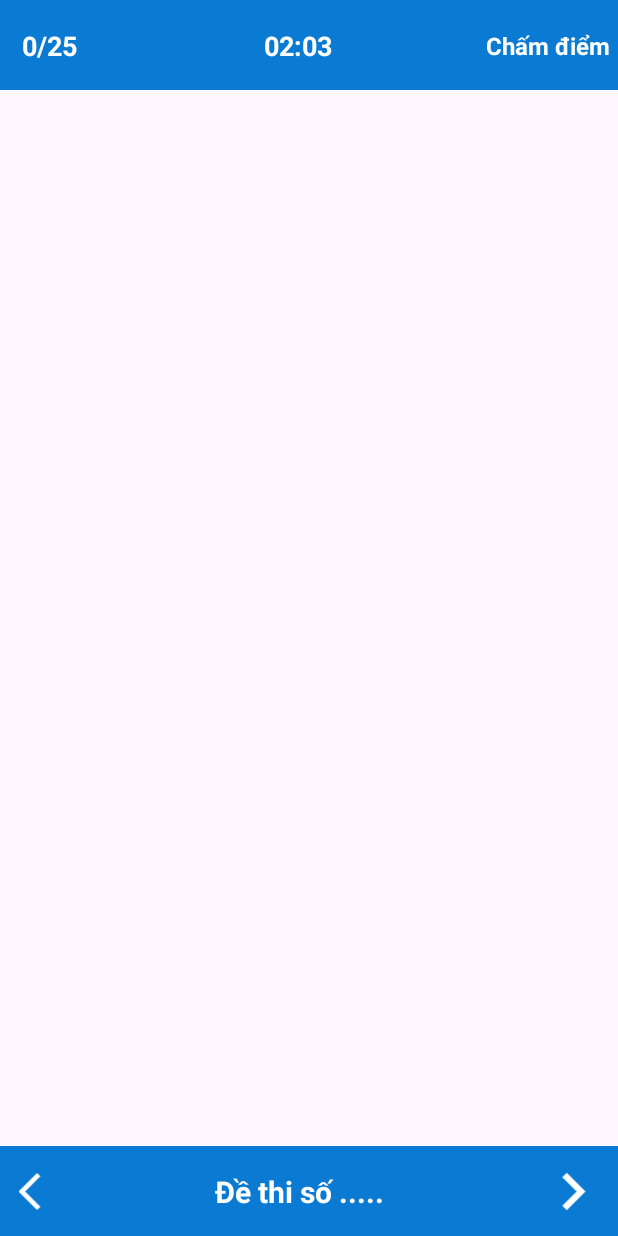
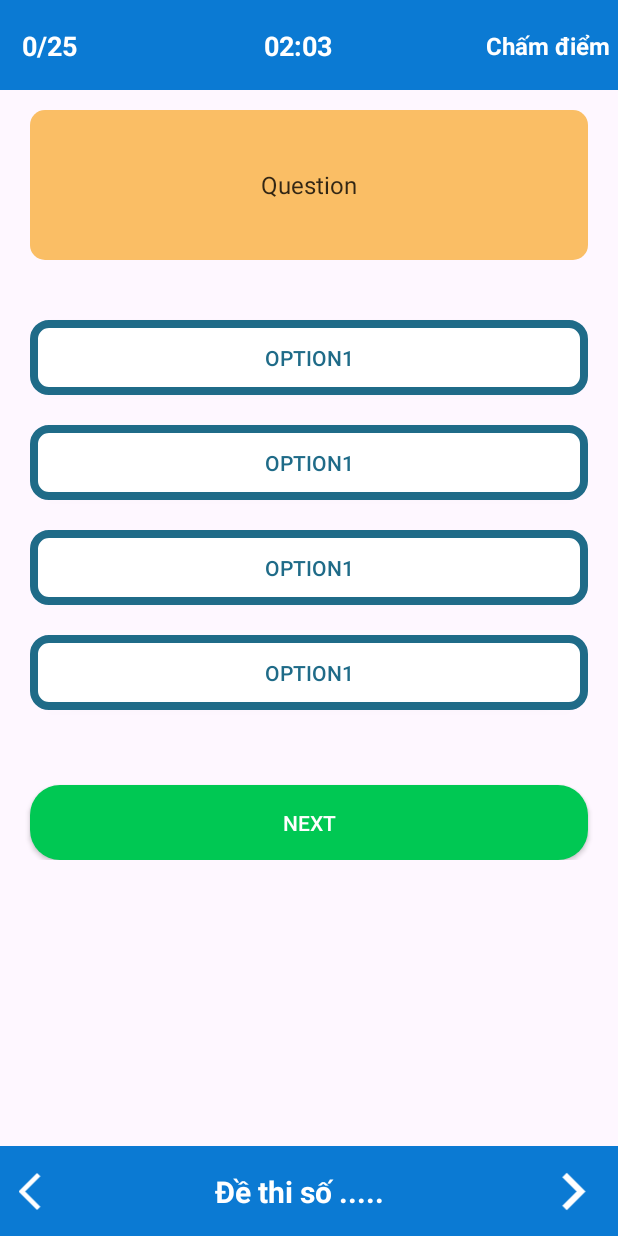
Before and after one commit to trieutct/BTL_LapTrinhMobile, an Android app: the TrangThiActivity screen opened directly, with no data from a screen before it, on a phone screen of 412 x 824 dp. Run offline under Robolectric (Android 15) with nearby library versions, the light colour scheme and no system bars.

Commit message:
done giao diện trang thi( chọn đáp án đúng)

```diff
--- a/app/src/main/java/com/example/app_thibanglaixe/Adapter/DeThiAdapter.java
+++ b/app/src/main/java/com/example/app_thibanglaixe/Adapter/DeThiAdapter.java
@@ -5,6 +5,7 @@
 import android.view.View;
 import android.view.ViewGroup;
 import android.widget.TextView;
+import android.widget.Toast;
 
 import androidx.annotation.NonNull;
 import androidx.recyclerview.widget.RecyclerView;
@@ -33,7 +34,7 @@
         holder.examNameTextView.setOnClickListener(new View.OnClickListener() {
             @Override
             public void onClick(View view) {
-
+                Toast.makeText(view.getContext(), exam.getTenDeThi(), Toast.LENGTH_SHORT).show();
             }
         });
     }
--- a/app/src/main/java/com/example/app_thibanglaixe/Model/Question.java
+++ b/app/src/main/java/com/example/app_thibanglaixe/Model/Question.java
@@ -4,7 +4,6 @@
     private long id;
     private String maDeThi;
     private String noiDungCauHoi;
-
     public Question() {
     }
 
--- a/app/src/main/java/com/example/app_thibanglaixe/Model/Test.java
+++ /dev/null
@@ -1,44 +0,0 @@
-package com.example.app_thibanglaixe.Model;
-
-public class Test {
-    String image,Ten,NoiDung,Ngay;
-
-    public Test(String image, String ten, String noiDung, String ngay) {
-        this.image = image;
-        Ten = ten;
-        NoiDung = noiDung;
-        Ngay = ngay;
-    }
-
-    public String getImage() {
-        return image;
-    }
-
-    public void setImage(String image) {
-        this.image = image;
-    }
-
-    public String getTen() {
-        return Ten;
-    }
-
-    public void setTen(String ten) {
-        Ten = ten;
-    }
-
-    public String getNoiDung() {
-        return NoiDung;
-    }
-
-    public void setNoiDung(String noiDung) {
-        NoiDung = noiDung;
-    }
-
-    public String getNgay() {
-        return Ngay;
-    }
-
-    public void setNgay(String ngay) {
-        Ngay = ngay;
-    }
-}
--- /dev/null
+++ b/app/src/main/res/drawable/background_question_content.xml
@@ -0,0 +1,6 @@
+<?xml version="1.0" encoding="utf-8"?>
+<shape xmlns:android="http://schemas.android.com/apk/res/android"
+    android:shape="rectangle">
+    <solid android:color="#FABE65"/>
+    <corners android:radius="10dp"/>
+</shape>
--- /dev/null
+++ b/app/src/main/res/drawable/round_back_nextbutton.xml
@@ -0,0 +1,6 @@
+<?xml version="1.0" encoding="utf-8"?>
+<shape xmlns:android="http://schemas.android.com/apk/res/android"
+    android:shape="rectangle">
+    <solid android:color="#00C853"></solid>
+    <corners android:radius="20dp"/>
+</shape>
--- /dev/null
+++ b/app/src/main/res/drawable/round_back_options.xml
@@ -0,0 +1,8 @@
+<?xml version="1.0" encoding="utf-8"?>
+<shape xmlns:android="http://schemas.android.com/apk/res/android"
+    android:shape="rectangle">
+    <solid android:color="#FFFF"/>
+    <stroke android:color="#1F6B88"
+        android:width="5dp"/>
+    <corners android:radius="10dp"/>
+</shape>
--- a/app/src/main/res/layout/activity_trang_thi.xml
+++ b/app/src/main/res/layout/activity_trang_thi.xml
@@ -57,14 +57,111 @@
             app:layout_constraintStart_toEndOf="@+id/txtThoiGianThi"
             app:layout_constraintTop_toTopOf="parent" />
     </androidx.constraintlayout.widget.ConstraintLayout>
+    <androidx.constraintlayout.widget.ConstraintLayout
+        android:id="@+id/content"
+        android:layout_width="match_parent"
+        android:layout_height="500dp"
+        app:layout_constraintVertical_bias="0.05"
+        app:layout_constraintBottom_toBottomOf="parent"
+        app:layout_constraintEnd_toEndOf="parent"
+        app:layout_constraintStart_toStartOf="parent"
+        app:layout_constraintTop_toBottomOf="@+id/constraintLayout_header"
+        >
 
+        <TextView
+            android:id="@+id/questionContent"
+            android:layout_width="match_parent"
+            android:layout_height="wrap_content"
+            android:layout_marginStart="20dp"
+            android:layout_marginEnd="20dp"
+            android:background="@drawable/background_question_content"
+            android:gravity="center"
+            android:minHeight="100dp"
+            android:padding="20dp"
+            android:text="Question"
+            android:textColor="#CC000000"
+            android:textSize="16dp"
+            app:layout_constraintEnd_toEndOf="parent"
+            app:layout_constraintStart_toStartOf="parent"
+            app:layout_constraintTop_toTopOf="parent" />
+        <androidx.appcompat.widget.AppCompatButton
+            android:id="@+id/option1"
+            android:layout_width="match_parent"
+            android:layout_height="50dp"
+            android:layout_marginStart="20dp"
+            android:layout_marginTop="40dp"
+            android:layout_marginEnd="20dp"
+            android:text="Option1"
+            android:textColor="#1F6B88"
+            android:background="@drawable/round_back_options"
+            app:layout_constraintEnd_toEndOf="parent"
+            app:layout_constraintStart_toStartOf="parent"
+            app:layout_constraintTop_toBottomOf="@+id/questionContent"
+            />
+        <androidx.appcompat.widget.AppCompatButton
+            android:id="@+id/option2"
+            android:layout_width="match_parent"
+            android:layout_height="50dp"
+            android:layout_marginStart="20dp"
+            android:layout_marginTop="20dp"
+            android:layout_marginEnd="20dp"
+            android:text="Option1"
+            android:textColor="#1F6B88"
+            android:background="@drawable/round_back_options"
+            app:layout_constraintEnd_toEndOf="parent"
+            app:layout_constraintStart_toStartOf="parent"
+            app:layout_constraintTop_toBottomOf="@+id/option1"
+            />
+        <androidx.appcompat.widget.AppCompatButton
+            android:id="@+id/option3"
+            android:layout_width="match_parent"
+            android:layout_height="50dp"
+            android:layout_marginStart="20dp"
+            android:layout_marginTop="20dp"
+            android:layout_marginEnd="20dp"
+            android:text="Option1"
+            android:textColor="#1F6B88"
+            android:background="@drawable/round_back_options"
+            app:layout_constraintEnd_toEndOf="parent"
+            app:layout_constraintStart_toStartOf="parent"
+            app:layout_constraintTop_toBottomOf="@+id/option2"
+            />
+        <androidx.appcompat.widget.AppCompatButton
+            android:id="@+id/option4"
+            android:layout_width="match_parent"
+            android:layout_height="50dp"
+            android:layout_marginStart="20dp"
+            android:layout_marginTop="20dp"
+            android:layout_marginEnd="20dp"
+            android:text="Option1"
+            android:textColor="#1F6B88"
+            android:background="@drawable/round_back_options"
+            app:layout_constraintEnd_toEndOf="parent"
+            app:layout_constraintStart_toStartOf="parent"
+            app:layout_constraintTop_toBottomOf="@+id/option3"
+            />
+        <androidx.appcompat.widget.AppCompatButton
+            android:id="@+id/nextBtn"
+            android:layout_width="match_parent"
+            android:layout_height="50dp"
+            android:layout_marginStart="20dp"
+            android:layout_marginTop="50dp"
+            android:layout_marginEnd="20dp"
+            android:text="Next"
+            android:textColor="#FFFFFF"
+            android:background="@drawable/round_back_nextbutton"
+            app:layout_constraintEnd_toEndOf="parent"
+            app:layout_constraintStart_toStartOf="parent"
+            app:layout_constraintTop_toBottomOf="@+id/option4"
+            />
+    </androidx.constraintlayout.widget.ConstraintLayout>
     <androidx.constraintlayout.widget.ConstraintLayout
         android:layout_width="match_parent"
         android:layout_height="60dp"
         app:layout_constraintBottom_toBottomOf="parent"
         app:layout_constraintEnd_toEndOf="parent"
         app:layout_constraintStart_toStartOf="parent"
-        app:layout_constraintTop_toBottomOf="@+id/constraintLayout_header"
+        app:layout_constraintTop_toBottomOf="@+id/content"
         app:layout_constraintVertical_bias="1"
         android:background="#0B7AD3">
         <ImageView
--- a/app/src/main/res/layout/layout_dethi_item.xml
+++ b/app/src/main/res/layout/layout_dethi_item.xml
@@ -1,10 +1,12 @@
 <?xml version="1.0" encoding="utf-8"?>
 <LinearLayout xmlns:android="http://schemas.android.com/apk/res/android"
-    android:layout_width="160dp"
+    android:layout_width="185dp"
     android:layout_height="150dp"
     android:background="@drawable/border_raidus_item_dethi"
     android:orientation="vertical"
-    android:layout_margin="20dp">
+    android:layout_marginLeft="10dp"
+    android:layout_marginTop="10dp"
+    >
     <TextView
         android:id="@+id/examNameTextView"
         android:layout_width="match_parent"
```
